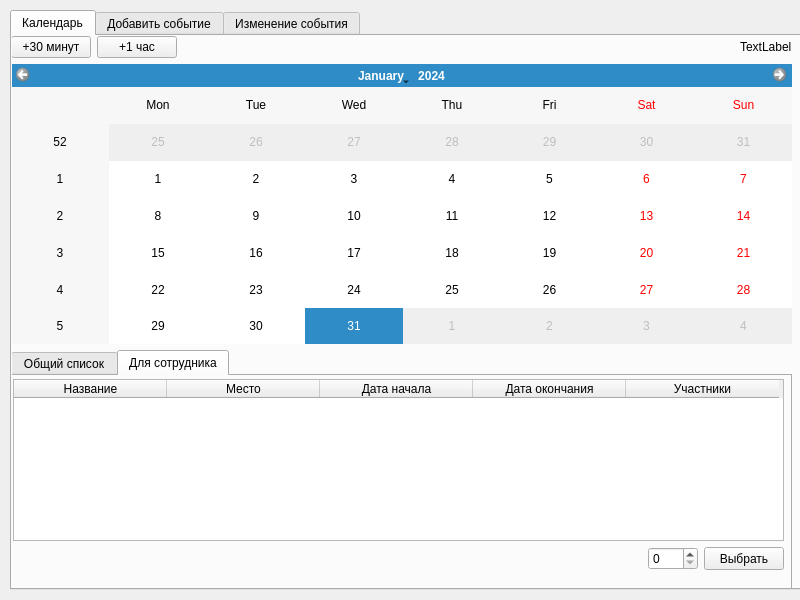
The window that mainwindow.ui (kiquxd/QtCalendar) describes before a commit, drawn with Qt 5.
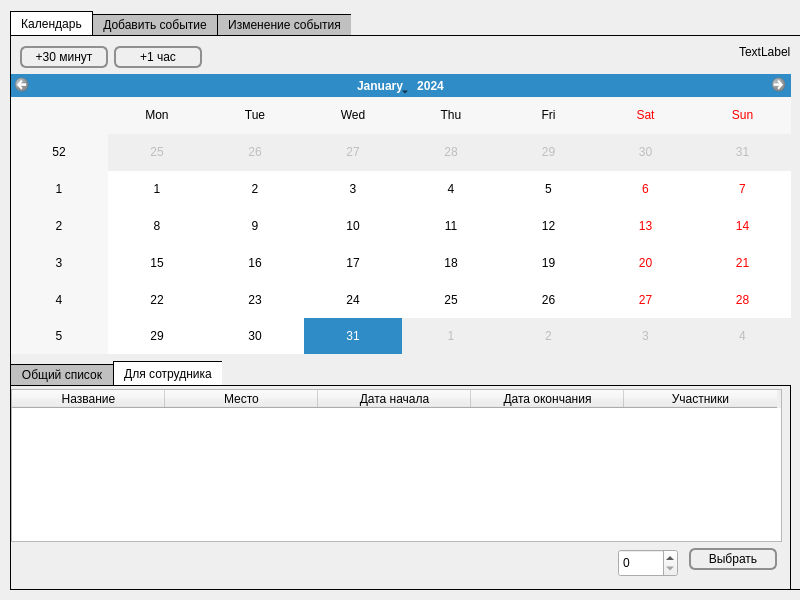
The same window after the commit. The open tabs and pages were chosen to show the change. Icons and pictures are not drawn.

```diff
--- a/mainwindow.ui
+++ b/mainwindow.ui
@@ -13,6 +13,9 @@
   <property name="windowTitle">
    <string>MainWindow</string>
   </property>
+  <property name="styleSheet">
+   <string notr="true"/>
+  </property>
   <widget class="QWidget" name="centralwidget">
    <widget class="QTabWidget" name="tabWidget">
     <property name="geometry">
@@ -23,6 +26,57 @@
       <height>580</height>
      </rect>
     </property>
+    <property name="styleSheet">
+     <string notr="true">QTabWidget::pane {
+    border: 1px solid black;
+}
+
+QTabWidget::tab-bar:top {
+    top: 1px;
+}
+
+QTabWidget::tab-bar:bottom {
+    bottom: 1px;
+}
+
+QTabWidget::tab-bar:left {
+    right: 1px;
+}
+
+QTabWidget::tab-bar:right {
+    left: 1px;
+}
+
+QTabBar::tab {
+    border: 1px solid black;
+}
+
+QTabBar::tab:selected {
+    background: white;
+}
+
+QTabBar::tab:!selected {
+    background: silver;
+}
+
+QTabBar::tab:!selected:hover {
+    background: #999;
+}
+
+QTabBar::tab:top:!selected {
+    margin-top: 3px;
+}
+
+QTabBar::tab:bottom:!selected {
+    margin-bottom: 3px;
+}
+
+QTabBar::tab:top, QTabBar::tab:bottom {
+    min-width: 8ex;
+    margin-right: -1px;
+    padding: 3px 10px 3px 10px;
+}</string>
+    </property>
     <property name="currentIndex">
      <number>0</number>
     </property>
@@ -30,7 +84,7 @@
      <attribute name="title">
       <string>Календарь</string>
      </attribute>
-     <widget class="QWidget" name="">
+     <widget class="QWidget" name="layoutWidget">
       <property name="geometry">
        <rect>
         <x>-1</x>
@@ -44,6 +98,48 @@
         <layout class="QHBoxLayout" name="horizontalLayout_12">
          <item>
           <widget class="QPushButton" name="addTime30M">
+           <property name="styleSheet">
+            <string notr="true">QPushButton {
+     border: 2px solid #8f8f91;
+     border-radius: 6px;
+     background-color: qlineargradient(x1: 0, y1: 0, x2: 0, y2: 1,
+                                       stop: 0 #f6f7fa, stop: 1 #dadbde);
+     min-width: 80px;
+	margin-top: 10px;
+	margin-left: 10px;
+	padding: 2px 2px 2px 2px;
+ }
+
+ QPushButton:pressed {
+     background-color: qlineargradient(x1: 0, y1: 0, x2: 0, y2: 1,
+                                       stop: 0 #dadbde, stop: 1 #f6f7fa);
+ }
+
+ QPushButton:flat {
+     border: none; /* для плоской кнопки границы нет */
+ }
+
+ QPushButton:default {
+     border-color: navy; /* делаем кнопку по умолчанию выпуклой */
+ }
+Для кнопки QPushButton с меню используйте субэлемент управления ::menu-indicator.
+
+ QPushButton:open { /* когда собственное меню кнопки раскрыто */
+     background-color: qlineargradient(x1: 0, y1: 0, x2: 0, y2: 1,
+                                       stop: 0 #dadbde, stop: 1 #f6f7fa);
+ }
+
+ QPushButton::menu-indicator {
+     image: url(menu_indicator.png);
+     subcontrol-origin: padding;
+     subcontrol-position: bottom right;
+ }
+
+ QPushButton::menu-indicator:pressed, QPushButton::menu-indicator:open {
+     position: relative;
+     top: 2px; left: 2px; /* сдвигаем стрелку на 2 px */
+ }</string>
+           </property>
            <property name="text">
             <string>+30 минут</string>
            </property>
@@ -51,6 +147,48 @@
          </item>
          <item>
           <widget class="QPushButton" name="addTime1H">
+           <property name="styleSheet">
+            <string notr="true">QPushButton {
+     border: 2px solid #8f8f91;
+     border-radius: 6px;
+     background-color: qlineargradient(x1: 0, y1: 0, x2: 0, y2: 1,
+                                       stop: 0 #f6f7fa, stop: 1 #dadbde);
+     min-width: 80px;
+	margin-top: 10px;
+	margin-right: 5px;
+	padding: 2px 2px 2px 2px;
+ }
+
+ QPushButton:pressed {
+     background-color: qlineargradient(x1: 0, y1: 0, x2: 0, y2: 1,
+                                       stop: 0 #dadbde, stop: 1 #f6f7fa);
+ }
+
+ QPushButton:flat {
+     border: none; /* для плоской кнопки границы нет */
+ }
+
+ QPushButton:default {
+     border-color: navy; /* делаем кнопку по умолчанию выпуклой */
+ }
+Для кнопки QPushButton с меню используйте субэлемент управления ::menu-indicator.
+
+ QPushButton:open { /* когда собственное меню кнопки раскрыто */
+     background-color: qlineargradient(x1: 0, y1: 0, x2: 0, y2: 1,
+                                       stop: 0 #dadbde, stop: 1 #f6f7fa);
+ }
+
+ QPushButton::menu-indicator {
+     image: url(menu_indicator.png);
+     subcontrol-origin: padding;
+     subcontrol-position: bottom right;
+ }
+
+ QPushButton::menu-indicator:pressed, QPushButton::menu-indicator:open {
+     position: relative;
+     top: 2px; left: 2px; /* сдвигаем стрелку на 2 px */
+ }</string>
+           </property>
            <property name="text">
             <string>+1 час</string>
            </property>
@@ -104,6 +242,57 @@
        </item>
        <item>
         <widget class="QTabWidget" name="tabWidget2">
+         <property name="styleSheet">
+          <string notr="true">QTabWidget::pane {
+    border: 1px solid black;
+}
+
+QTabWidget::tab-bar:top {
+    top: 1px;
+}
+
+QTabWidget::tab-bar:bottom {
+    bottom: 1px;
+}
+
+QTabWidget::tab-bar:left {
+    right: 1px;
+}
+
+QTabWidget::tab-bar:right {
+    left: 1px;
+}
+
+QTabBar::tab {
+    border: 1px solid black;
+}
+
+QTabBar::tab:selected {
+    background: white;
+}
+
+QTabBar::tab:!selected {
+    background: silver;
+}
+
+QTabBar::tab:!selected:hover {
+    background: #999;
+}
+
+QTabBar::tab:top:!selected {
+    margin-top: 3px;
+}
+
+QTabBar::tab:bottom:!selected {
+    margin-bottom: 3px;
+}
+
+QTabBar::tab:top, QTabBar::tab:bottom {
+    min-width: 8ex;
+    margin-right: -1px;
+    padding: 3px 10px 3px 10px;
+}</string>
+         </property>
          <property name="currentIndex">
           <number>0</number>
          </property>
@@ -163,7 +352,7 @@
           <attribute name="title">
            <string>Для сотрудника</string>
           </attribute>
-          <widget class="QWidget" name="">
+          <widget class="QWidget" name="layoutWidget">
            <property name="geometry">
             <rect>
              <x>0</x>
@@ -230,10 +419,17 @@
                <widget class="QSpinBox" name="spinBox2">
                 <property name="minimumSize">
                  <size>
-                  <width>50</width>
-                  <height>0</height>
+                  <width>60</width>
+                  <height>30</height>
                  </size>
                 </property>
+                <property name="styleSheet">
+                 <string notr="true">QSpinBox {
+     border-image: url(:/images/frame.png) 4;
+     border-width: 3;
+	margin-bottom: 2px;
+ }</string>
+                </property>
                </widget>
               </item>
               <item>
@@ -244,6 +440,49 @@
                   <height>35</height>
                  </size>
                 </property>
+                <property name="styleSheet">
+                 <string notr="true">QPushButton {
+     border: 2px solid #8f8f91;
+     border-radius: 6px;
+     background-color: qlineargradient(x1: 0, y1: 0, x2: 0, y2: 1,
+                                       stop: 0 #f6f7fa, stop: 1 #dadbde);
+     min-width: 80px;
+	margin-bottom: 10px;
+	margin-right: 5px;
+	margin-left: 5px;
+	padding: 2px 2px 2px 2px;
+ }
+
+ QPushButton:pressed {
+     background-color: qlineargradient(x1: 0, y1: 0, x2: 0, y2: 1,
+                                       stop: 0 #dadbde, stop: 1 #f6f7fa);
+ }
+
+ QPushButton:flat {
+     border: none; /* для плоской кнопки границы нет */
+ }
+
+ QPushButton:default {
+     border-color: navy; /* делаем кнопку по умолчанию выпуклой */
+ }
+Для кнопки QPushButton с меню используйте субэлемент управления ::menu-indicator.
+
+ QPushButton:open { /* когда собственное меню кнопки раскрыто */
+     background-color: qlineargradient(x1: 0, y1: 0, x2: 0, y2: 1,
+                                       stop: 0 #dadbde, stop: 1 #f6f7fa);
+ }
+
+ QPushButton::menu-indicator {
+     image: url(menu_indicator.png);
+     subcontrol-origin: padding;
+     subcontrol-position: bottom right;
+ }
+
+ QPushButton::menu-indicator:pressed, QPushButton::menu-indicator:open {
+     position: relative;
+     top: 2px; left: 2px; /* сдвигаем стрелку на 2 px */
+ }</string>
+                </property>
                 <property name="text">
                  <string>Выбрать</string>
                 </property>
```
Left out of the diff: 166 changed lines with no effect on the pictures.
